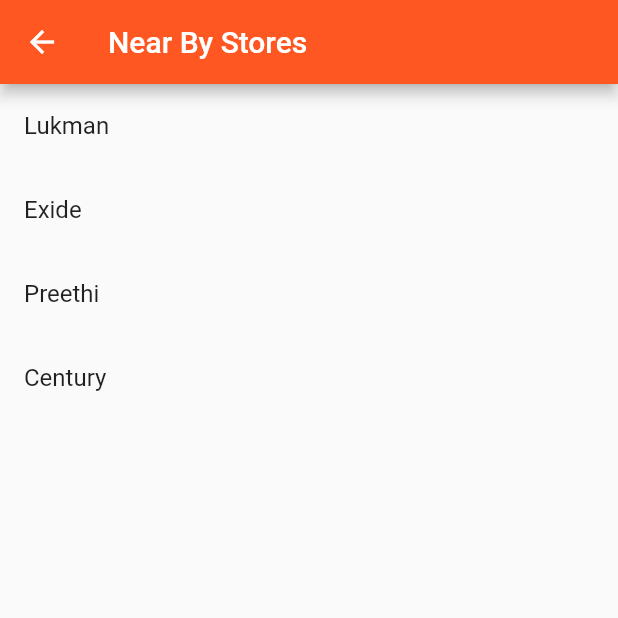
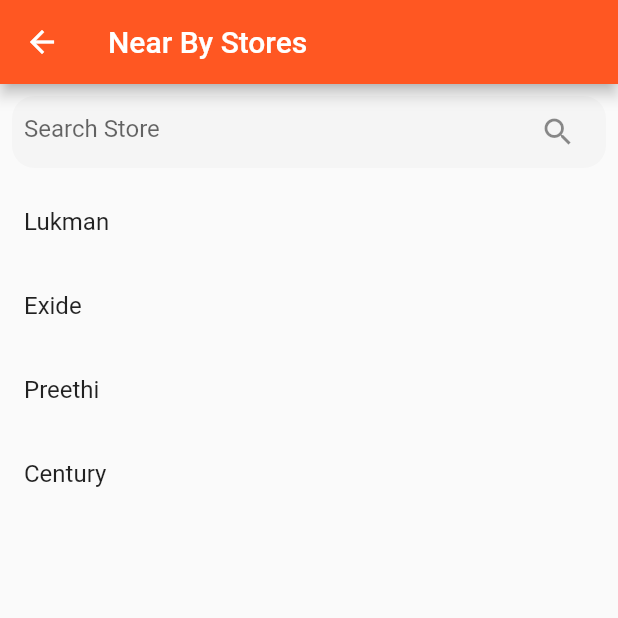
Before and after one commit to MAHakeem-MK/shop_q, a Flutter app: the CustomerHome screen opened directly, on a phone screen of 412 x 824 dp, the top half of it. Run offline on Flutter 3.47's test engine with Material 2 defaults, Android fonts, the light colour scheme and no system bars; our stand-ins replace getflutter, google_fonts.

Commit message:
search field.

```diff
--- a/lib/pages/CustomerHome.dart
+++ b/lib/pages/CustomerHome.dart
@@ -1,6 +1,7 @@
 import 'package:flutter/material.dart';
 import 'package:shopq/pages/ShopDetails.dart';
 import 'package:shopq/repositories/shops.dart';
+import 'package:shopq/widgets/search_form_field.dart';
 
 class CustomerHome extends StatefulWidget {
   CustomerHome({Key key, this.title}) : super(key: key);
@@ -20,6 +21,15 @@
         title: Text('Near By Stores'),
       ),
       body: Center(
+          child: Column(
+        children: <Widget>[
+          Padding(
+            padding: EdgeInsets.all(8.0),
+            child: SearchFormField(
+              hint: "Search Store",
+            ),
+          ),
+          Expanded(
             child: ListView.builder(
               itemCount: Shops.allShops.length,
               itemBuilder: (context, position) {
@@ -35,6 +45,9 @@
                   },
                 );
               },
+            ),
+          ),
+        ],
       )),
     );
   }
--- /dev/null
+++ b/lib/widgets/search_form_field.dart
@@ -0,0 +1,30 @@
+import 'package:flutter/material.dart';
+
+class SearchFormField extends StatelessWidget {
+  final hint;
+  const SearchFormField({
+    Key key,
+    this.hint,
+  }) : super(key: key);
+
+  @override
+  Widget build(BuildContext context) {
+    return Form(
+      child: Container(
+        decoration: BoxDecoration(
+            color: Colors.grey[100],
+            borderRadius: BorderRadius.all(Radius.circular(15))),
+        child: Padding(
+          padding: const EdgeInsets.symmetric(horizontal: 8.0),
+          child: TextFormField(
+            decoration: InputDecoration(
+              border: InputBorder.none,
+              hintText: this.hint,
+              suffixIcon: Icon(Icons.search),
+            ),
+          ),
+        ),
+      ),
+    );
+  }
+}
```
Lines whose indentation alone changed are shown as unchanged.
